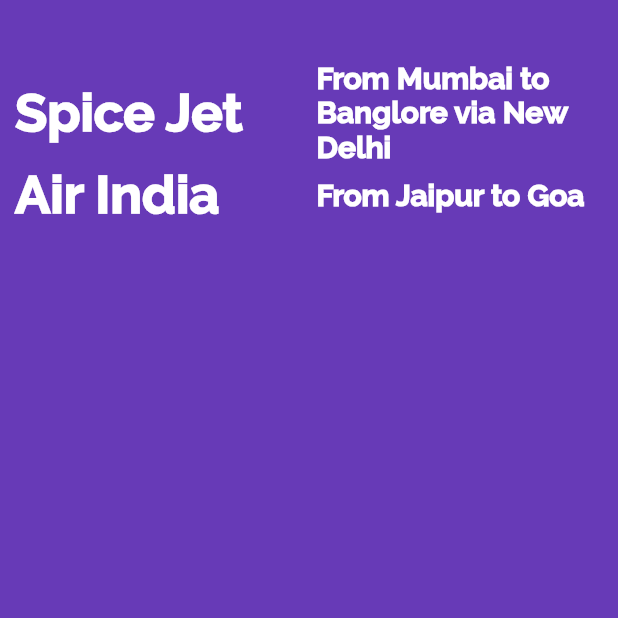
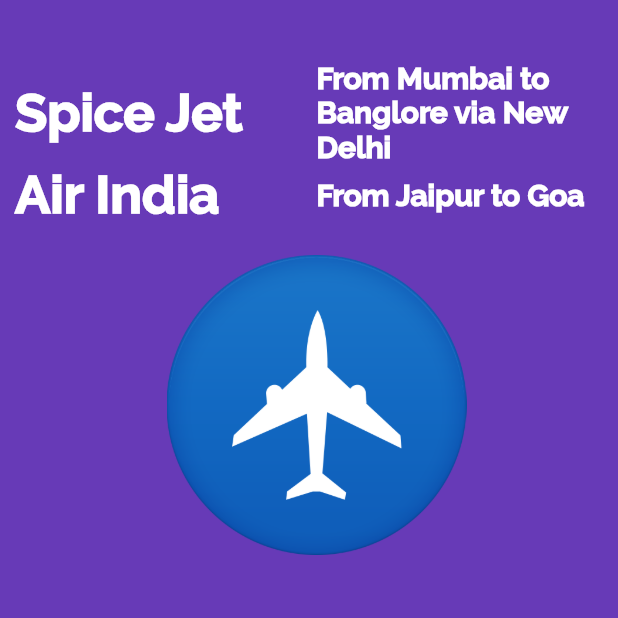
Before and after one commit to ambiwakchaure/flutter_app, a Flutter app: the screen it shows after launch, on a phone screen of 412 x 824 dp, the top half of it. Run offline on Flutter 3.47's test engine with Material 2 defaults, Android fonts, the phone set to English and light mode, and no system bars.

Commit message:
image assets

```diff
--- a/lib/app_screens/home.dart
+++ b/lib/app_screens/home.dart
@@ -8,7 +8,7 @@ class Home extends StatelessWidget {
       child: Container(
           alignment: Alignment.center,
           color: Colors.deepPurple,
-          padding: EdgeInsets.only(left: 10.0,top: 40.0),
+          padding: EdgeInsets.only(left: 10.0, top: 40.0),
           //width: 200.0,
           //height: 100.0,
           //margin: EdgeInsets.all(15.0),
@@ -72,9 +72,27 @@ class Home extends StatelessWidget {
                     ),
                   )
                 ],
-              )
+              ),
+              FlightImageAsset()
             ],
           )),
     );
   }
 }
+
+class FlightImageAsset extends StatelessWidget {
+  @override
+  Widget build(BuildContext context) {
+    AssetImage assetImage = AssetImage('images/flight.png');
+
+    Image image = Image(
+      image: assetImage,
+      height: 200.0,
+      width: 200.0,
+    );
+
+    return Container(
+        child: image,
+        margin: EdgeInsets.only(top: 20.0));
+  }
+}
--- a/pubspec.yaml
+++ b/pubspec.yaml
@@ -41,8 +41,8 @@ flutter:
   uses-material-design: true
 
   # To add assets to your application, add an assets section, like this:
-  # assets:
-  #  - images/a_dot_burr.jpeg
+  assets:
+    - images/flight.png
   #  - images/a_dot_ham.jpeg
 
   # An image asset can refer to one or more resolution-specific "variants", see
```
Also changed, not shown: images/flight.png (added).
